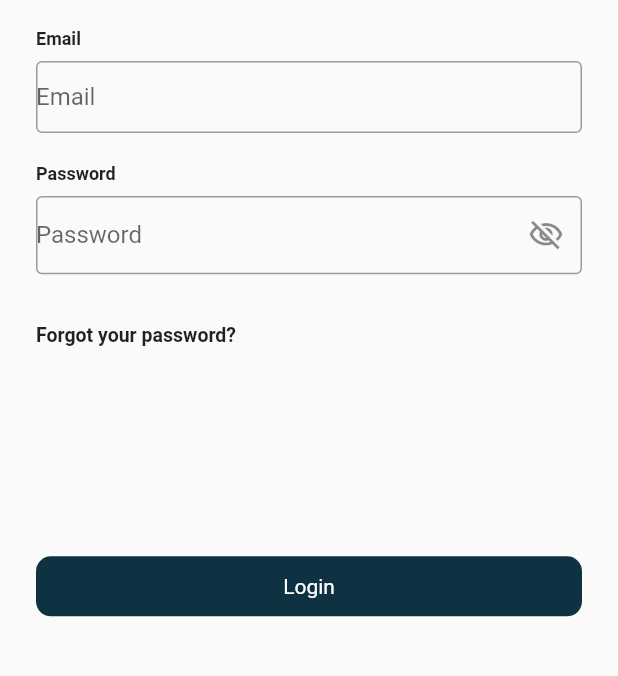
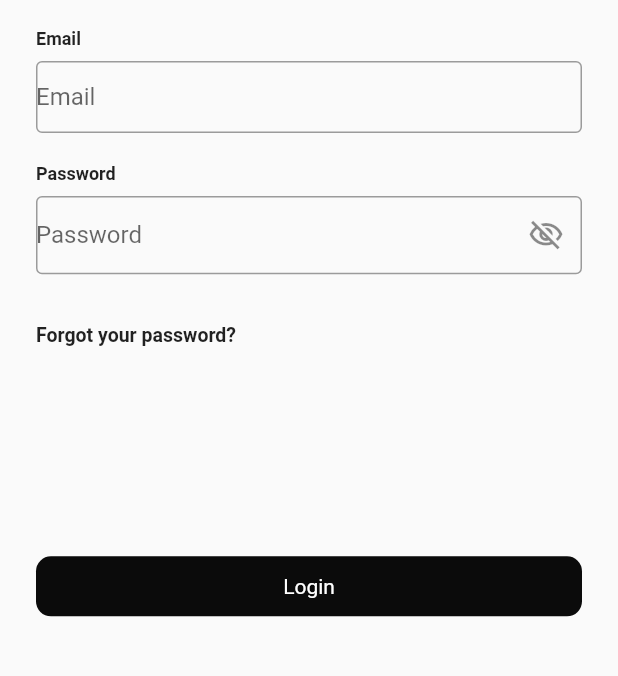
Before and after one commit to rsa-rajesh/emmcareFlutter, a Flutter app: the screen it shows after launch, on a phone screen of 412 x 824 dp, the part 317-993 px from its top. Run offline on Flutter 3.47's test engine with Material 2 defaults, Android fonts, the phone set to English and light mode, and no system bars; our stand-ins replace another_flushbar, calendar_date_picker2, firebase_core, firebase_messaging, flutter_local_notifications, flutter_rating_bar and 4 more; missing offline and left inert: flutter_advanced_calendar, flutter_cached_pdfview; accounts and stored records are empty.

Commit message:
Unavailability Calender and project color code added

```diff
--- a/emmcare/lib/main.dart
+++ b/emmcare/lib/main.dart
@@ -9,6 +9,7 @@ import 'package:emmcare/view_model/user_view_view_model.dart';
 import 'package:firebase_core/firebase_core.dart';
 import 'package:firebase_messaging/firebase_messaging.dart';
 import 'package:flutter/material.dart';
+import 'package:flutter_localizations/flutter_localizations.dart';
 import 'package:provider/provider.dart';
 import 'firebase_options.dart';
 import 'view_model/services/local_notification_services.dart';
@@ -53,6 +54,14 @@ class MyApp extends StatelessWidget {
         theme: ThemeData(
           primarySwatch: Colors.blue,
         ),
+        localizationsDelegates: GlobalMaterialLocalizations.delegates,
+        supportedLocales: const [
+          Locale('en', ''),
+          Locale('zh', ''),
+          Locale('he', ''),
+          Locale('es', ''),
+          Locale('ru', ''),
+        ],
         initialRoute: RoutesName.splash,
         onGenerateRoute: Routes.generateRoute,
       ),
--- a/emmcare/lib/res/colors.dart
+++ b/emmcare/lib/res/colors.dart
@@ -4,12 +4,20 @@ class AppColors {
   static const Color blackColor = Color(0xFF00000);
   static const Color whiteColor = Color(0xFFFFFFFF);
 
-  static const Color buttonColor = Color.fromARGB(255, 15, 50, 66);
+  // static const Color buttonColor = Color.fromARGB(255, 15, 50, 66);
 
-  static const Color appBarColor = Color.fromARGB(255, 15, 50, 66);
+  // static const Color appBarColor = Color.fromARGB(255, 15, 50, 66);
+
+  // static const Color floatingActionButtonColor =
+  //     Color.fromARGB(255, 15, 50, 66);
+
+  static const Color buttonColor = Color.fromARGB(255, 11, 11, 11);
+
+  static const Color appBarColor = Color.fromARGB(255, 8, 77, 61);
 
   static const Color floatingActionButtonColor =
-      Color.fromARGB(255, 15, 50, 66);
+      Color.fromARGB(255, 11, 11, 11);
 
-  static const Color NavDrawerHeaderColor = Color.fromARGB(255, 20, 48, 61);
+  // static const Color NavDrawerHeaderColor = Color.fromARGB(255, 20, 48, 61);
+  static const Color NavDrawerHeaderColor = Color.fromARGB(255, 8, 77, 61);
 }
--- a/emmcare/lib/utils/routes/routes.dart
+++ b/emmcare/lib/utils/routes/routes.dart
@@ -23,6 +23,8 @@ import 'package:emmcare/view/home_view.dart';
 import 'package:emmcare/view/notification_view.dart';
 import 'package:emmcare/view/splash_view.dart';
 import 'package:flutter/material.dart';
+
+import '../../widgets/home_widgets/unavailability_view/unavailability_view.dart';
 
 class Routes {
   static Route<dynamic> generateRoute(RouteSettings settings) {
@@ -134,6 +136,11 @@ class Routes {
           builder: (BuildContext context) => ClientProfileGoalView(),
         );
 
+      case RoutesName.unavailability:
+        return MaterialPageRoute(
+          builder: (BuildContext context) => UnavailabilityView(),
+        );
+
       default:
         return MaterialPageRoute(
           builder: (_) {
--- a/emmcare/lib/utils/routes/routes_name.dart
+++ b/emmcare/lib/utils/routes/routes_name.dart
@@ -67,4 +67,7 @@ class RoutesName {
 
   //
   static const String client_profile_Goal = "client_profile_Goal_view";
+
+  //
+  static const String unavailability = "unavailability_view";
 }
--- a/emmcare/lib/view/splash_view.dart
+++ b/emmcare/lib/view/splash_view.dart
@@ -118,7 +118,7 @@ class _SplashViewState extends State<SplashView> {
       backgroundColor: AppColors.appBarColor,
       body: Center(
         child: Text(
-          "Emm Care",
+          "Pwnbot",
           style: TextStyle(
               fontSize: 30, color: Colors.white, fontWeight: FontWeight.w900),
         ),
--- a/emmcare/lib/widgets/home_widgets/details_view/details_view.dart
+++ b/emmcare/lib/widgets/home_widgets/details_view/details_view.dart
@@ -91,7 +91,7 @@ class _DetailsViewState extends State<DetailsView> {
                   CircleAvatar(
                     backgroundColor: AppColors.buttonColor,
                     backgroundImage:
-                        ExactAssetImage('assets/images/app_logo_white.png'),
+                        ExactAssetImage('assets/images/pwnbot.png'),
                   ),
                   Padding(
                     padding: const EdgeInsets.all(8.0),
--- a/emmcare/pubspec.yaml
+++ b/emmcare/pubspec.yaml
@@ -52,6 +52,9 @@ dependencies:
   flutter_local_notifications: ^13.0.0
   firebase_core: ^2.4.1
   firebase_messaging: ^14.2.1
+  calendar_date_picker2: ^0.3.8
+  flutter_localizations:
+    sdk: flutter
 
 
 
```
Also changed, not shown: emmcare/lib/res/components/navigation_drawer.dart (+24 -8 lines), emmcare/lib/view/home_view.dart (+17 -25 lines), emmcare/lib/view/job_board_view.dart (+0 -16 lines), emmcare/lib/widgets/home_widgets/unavailability_view/unavailability_view.dart (added, +82 -0 lines), emmcare/assets/images/pwnbot.png (added), emmcare/pubspec.lock.
